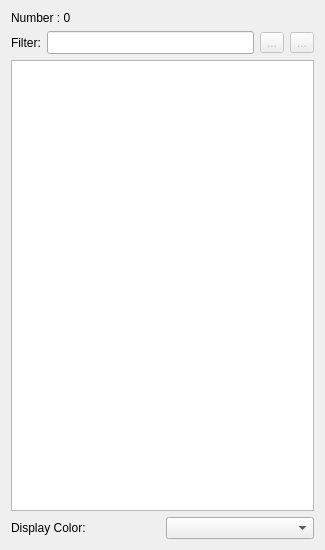
First picture: the form in src/fort-studio/AntListWidget.ui, repository formicidae-tracker/studio, before the edit.
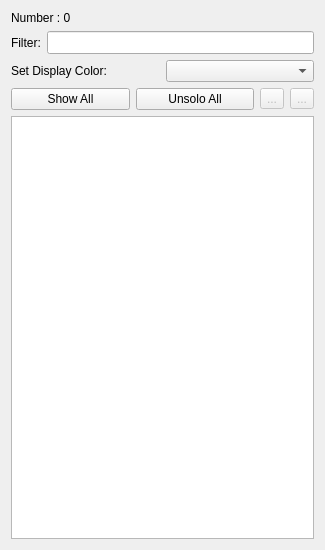
Second picture: the form after the edit. Icons and pictures are not drawn. Custom widgets are drawn as their Qt base class.

Commit message: Adds showAll / unsoloAll button

Diff of the .ui file:
```diff
--- a/src/fort-studio/AntListWidget.ui
+++ b/src/fort-studio/AntListWidget.ui
@@ -39,6 +39,41 @@
        </property>
       </widget>
      </item>
+    </layout>
+   </item>
+   <item>
+    <layout class="QHBoxLayout" name="horizontalLayout_3">
+     <item>
+      <widget class="QLabel" name="colorLabel">
+       <property name="text">
+        <string>Set Display Color:</string>
+       </property>
+       <property name="buddy">
+        <cstring>colorBox</cstring>
+       </property>
+      </widget>
+     </item>
+     <item>
+      <widget class="ColorComboBox" name="colorBox"/>
+     </item>
+    </layout>
+   </item>
+   <item>
+    <layout class="QHBoxLayout" name="horizontalLayout_4">
+     <item>
+      <widget class="QPushButton" name="showAllButton">
+       <property name="text">
+        <string>Show All</string>
+       </property>
+      </widget>
+     </item>
+     <item>
+      <widget class="QPushButton" name="unsoloAllButton">
+       <property name="text">
+        <string>Unsolo All</string>
+       </property>
+      </widget>
+     </item>
      <item>
       <widget class="QToolButton" name="addButton">
        <property name="enabled">
@@ -96,20 +131,6 @@
      </attribute>
     </widget>
    </item>
-   <item>
-    <layout class="QHBoxLayout" name="horizontalLayout_3">
-     <item>
-      <widget class="QLabel" name="colorLabel">
-       <property name="text">
-        <string>Display Color:</string>
-       </property>
-      </widget>
-     </item>
-     <item>
-      <widget class="ColorComboBox" name="colorBox"/>
-     </item>
-    </layout>
-   </item>
   </layout>
  </widget>
  <customwidgets>
```
Left out of the diff: 12 changed lines with no effect on the pictures. The commit also changes 5 other files.
